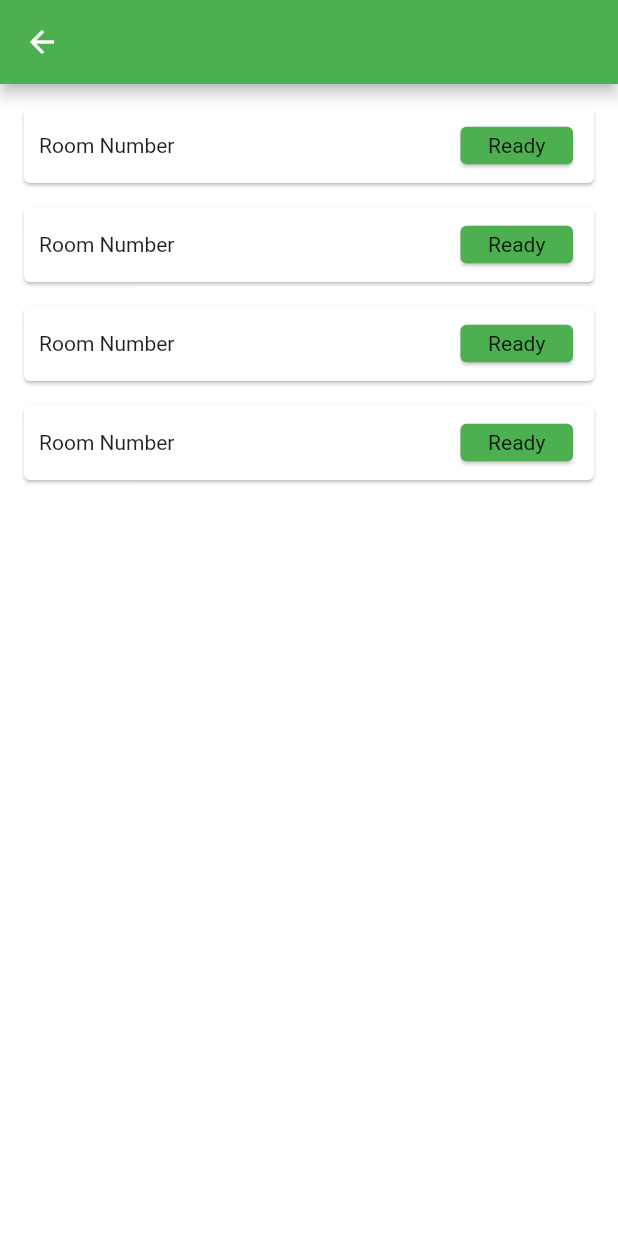
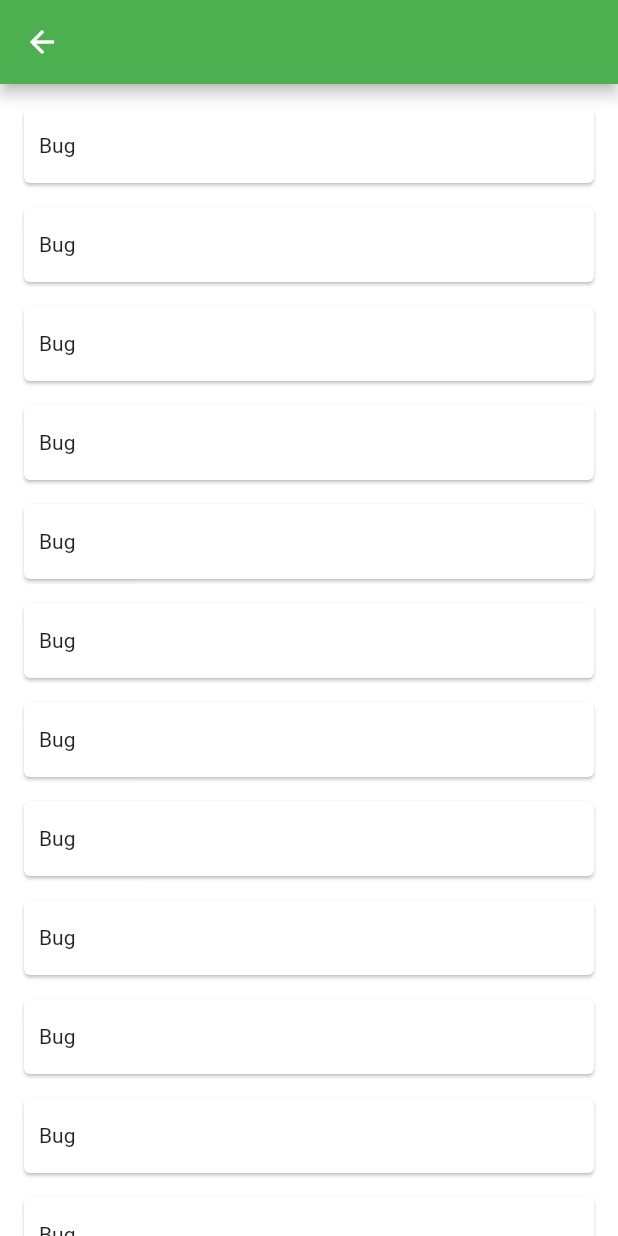
Before and after one commit to pbpeam/BAAC-Reservation, a Flutter app: the CalendarPage screen opened directly, after a tap on "View Room", on a phone screen of 412 x 824 dp. Run offline on Flutter 3.47's test engine with Material 2 defaults, Android fonts, the phone set to English and light mode, and no system bars; our stand-ins replace flutter_secure_storage, table_calendar; accounts and stored records are empty.

```diff
--- /dev/null
+++ b/baac_reservation/lib/api/room_controller.dart
@@ -0,0 +1,46 @@
+import 'dart:convert';
+import 'package:flutter_secure_storage/flutter_secure_storage.dart';
+import 'package:http/http.dart' as http;
+import 'dart:developer';
+import 'dart:io';
+import 'package:baac_reservation/api/user_controller.dart';
+
+class RoomController{
+  var header =  getAuthorizationHeader();
+  static const String url = 'https://baac-reserve.herokuapp.com';
+
+
+  static Future<Room> fetchRoom() async{
+    var data = await http.get(url + '/account/rooms',);
+
+    var body = json.decode(data.body);
+    var room = Room(
+      roomId: body['rooms'],
+    );
+    // try{
+    //   var body  = json.decode(data.body);
+
+    // log(data.body);
+
+    // var room = Room(
+    //   roomId: body['rooms'],
+    // );
+
+    // var id = body['rooms'];
+
+    // log('$id');
+
+    // }
+    // on FormatException{
+    //   print(data.body);
+    // }
+
+    return room;
+  }
+}
+
+class Room{
+  String roomId;
+
+  Room({this.roomId});
+}
--- a/baac_reservation/lib/screen/calendarPage.dart
+++ b/baac_reservation/lib/screen/calendarPage.dart
@@ -50,14 +50,14 @@ class _CalendarPageState extends State<CalendarPage> {
 
             //View Room Button
             new GestureDetector(
-              onTap: (){
-                Navigator.push(context,
-                    MaterialPageRoute(builder: (context) => RoomList()),);
-              },
 
               child: CustomButton(
                 title: 'View Room',
               ),
+
+              onTap: (){
+                Navigator.pushNamed(context,'/rooms');
+              },
             ),
 
             // GestureDetector(
--- a/baac_reservation/lib/screen/roomList.dart
+++ b/baac_reservation/lib/screen/roomList.dart
@@ -1,5 +1,7 @@
+import 'package:baac_reservation/api/room_controller.dart';
+import 'package:baac_reservation/widgets/RoomStatus/freeRoom.dart';
 import 'package:flutter/material.dart';
-import 'package:baac_reservation/widgets/roomCard.dart';
+// import 'package:baac_reservation/widgets/roomCard.dart';
 
 class RoomList extends StatefulWidget {
   RoomList({Key key}) : super(key: key);
@@ -9,6 +11,12 @@ class RoomList extends StatefulWidget {
 }
 
 class _RoomListState extends State<RoomList> {
+
+
+  Room fetchedRoom;
+  bool isLoading = false;
+  // var room = RoomController.fetchRoom();
+
   @override
   Widget build(BuildContext context) {
     return Scaffold(
@@ -18,9 +26,45 @@ class _RoomListState extends State<RoomList> {
 
       body:
         ListView.builder(
-        itemCount: 4,
+        // itemCount: 4,
         itemBuilder: (BuildContext context, int index) {
-          return RoomCard();
+          return Card(
+            margin: EdgeInsets.fromLTRB(16, 16, 16, 0),
+
+            child: Container(
+
+              margin: EdgeInsets.fromLTRB(10, 0, 10, 0),
+              width: 100,
+              height: 50,
+
+              // child: Column(
+              //   children: <Widget>[],
+              // ),
+
+              child:
+                Row(
+                  mainAxisAlignment: MainAxisAlignment.spaceBetween,
+
+                  children: <Widget>[
+                    // Text('${fetchedRoom.roomId}'),
+                    // FreeRoom(),
+                    (( fetchedRoom != null ) ?
+                      Column(
+                        children: <Widget>[
+                          Text('${fetchedRoom.roomId}'),
+                          FreeRoom(),
+                        ],
+                      )
+                      :
+                      Text('Bug')
+                    ),
+                  ]
+                )
+
+
+
+            ),
+          );
         },
 
       ),
--- a/baac_reservation/lib/widgets/roomCard.dart
+++ b/baac_reservation/lib/widgets/roomCard.dart
@@ -1,6 +1,7 @@
 
 import 'package:baac_reservation/widgets/RoomStatus/freeRoom.dart';
 import 'package:flutter/material.dart';
+import 'package:baac_reservation/api/room_controller.dart';
 
 class RoomCard extends StatefulWidget {
   RoomCard({Key key}) : super(key: key);
@@ -10,6 +11,8 @@ class RoomCard extends StatefulWidget {
 }
 
 class _RoomCardState extends State<RoomCard> {
+
+  Room fetchRoom;
   @override
   Widget build(BuildContext context) {
     return Card(
@@ -23,13 +26,14 @@ class _RoomCardState extends State<RoomCard> {
 
         // color: Colors.amber,
 
-        child: Row(
+        child:(
+          Row(
           mainAxisAlignment: MainAxisAlignment.spaceBetween,
 
           children: <Widget>[
-            Text('Room Number'),
+            Text('id: ${fetchRoom.roomId}'),
             FreeRoom(),
-          ],
+          ])
         ),
       ),
 
```
Also changed, not shown: baac_reservation/lib/api/user_controller.dart (+19 -3 lines), baac_reservation/lib/main.dart (+2 -54 lines), baac_reservation/lib/screen/roomDetail.dart (added, +17 -0 lines).
